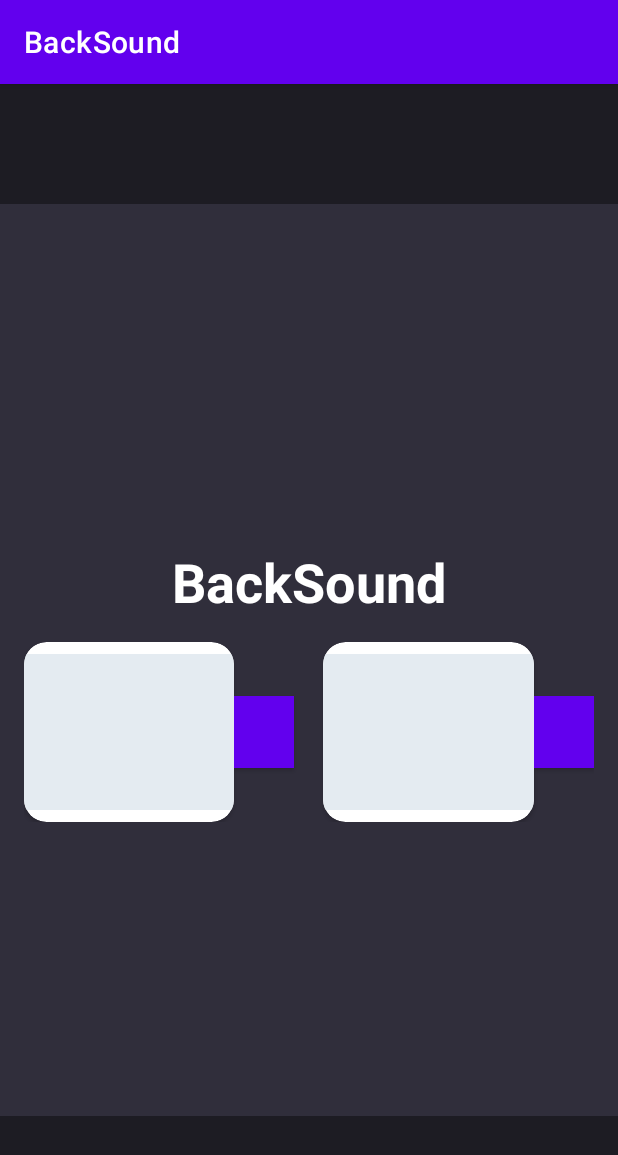
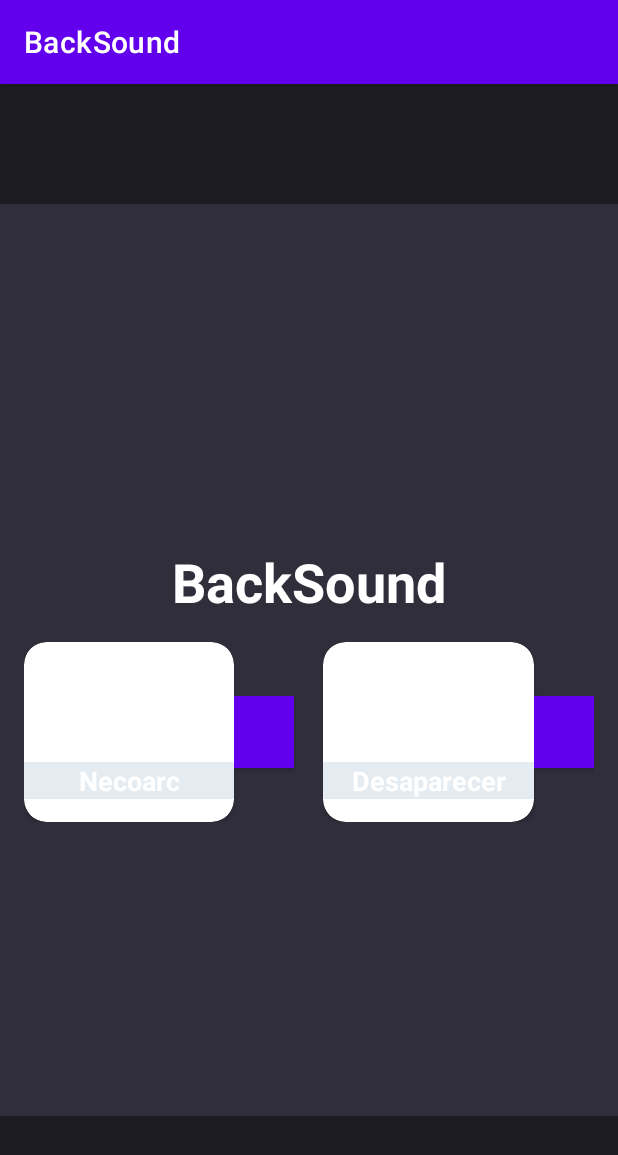
Before and after one commit to ATG-5222/BackSound, an Android app: the screen it shows after launch (MainActivity), on a phone screen of 412 x 824 dp. Shown: the top 1155 px of the screen. Run offline under Robolectric (Android 15) with nearby library versions, the phone set to English and light mode, and no system bars.

Commit message:
Adjust cards

```diff
--- a/app/src/main/res/layout/activity_main.xml
+++ b/app/src/main/res/layout/activity_main.xml
@@ -81,12 +81,22 @@
                     <LinearLayout
                         android:id="@+id/sound1ll2"
                         android:layout_width="match_parent"
-                        android:layout_height="match_parent"
-                        android:layout_marginTop="8dp"
-                        android:layout_marginBottom="8dp"
+                        android:layout_height="wrap_content"
+                        android:layout_marginTop="80dp"
                         android:background="@color/lightGray"
                         android:gravity="bottom"
                         android:orientation="horizontal">
+
+                        <TextView
+                            android:id="@+id/sound1Tittle"
+                            android:layout_width="wrap_content"
+                            android:layout_height="wrap_content"
+                            android:layout_weight="1"
+                            android:text="Necoarc"
+                            android:textStyle="bold"
+                            android:textAlignment="center"
+                            android:textColor="@color/white"
+                            android:textSize="18sp" />
 
                     </LinearLayout>
                 </androidx.cardview.widget.CardView>
@@ -119,12 +129,22 @@
                     <LinearLayout
                         android:id="@+id/sound2ll2"
                         android:layout_width="match_parent"
-                        android:layout_height="match_parent"
-                        android:layout_marginTop="8dp"
-                        android:layout_marginBottom="8dp"
+                        android:layout_height="wrap_content"
+                        android:layout_marginTop="80dp"
                         android:background="@color/lightGray"
                         android:gravity="bottom"
                         android:orientation="horizontal">
+
+                        <TextView
+                            android:id="@+id/sound2Tittle"
+                            android:layout_width="wrap_content"
+                            android:layout_height="wrap_content"
+                            android:layout_weight="1"
+                            android:text="Desaparecer"
+                            android:textStyle="bold"
+                            android:textAlignment="center"
+                            android:textColor="@color/white"
+                            android:textSize="18sp" />
 
                     </LinearLayout>
                 </androidx.cardview.widget.CardView>
```
